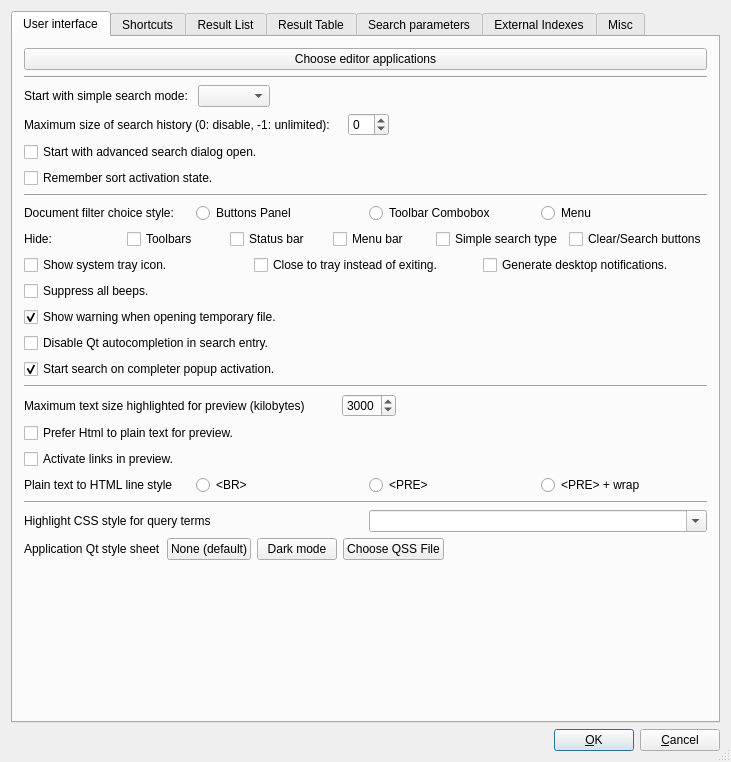
This is src/qtgui/uiprefs.ui in alberti42/recoll-macos as Qt 5 draws it before an edit. The edited form follows.
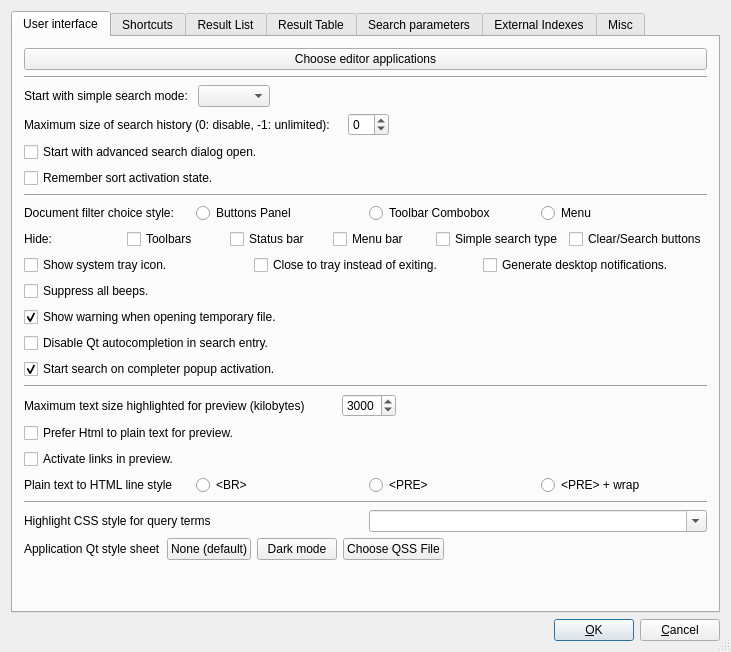
This is the edited form.

Commit message: GUI: decrease initial height of prefs window

What changed in the file:
```diff
--- a/src/qtgui/uiprefs.ui
+++ b/src/qtgui/uiprefs.ui
@@ -7,7 +7,7 @@
     <x>0</x>
     <y>0</y>
     <width>731</width>
-    <height>762</height>
+    <height>652</height>
    </rect>
   </property>
   <property name="windowTitle">
```
